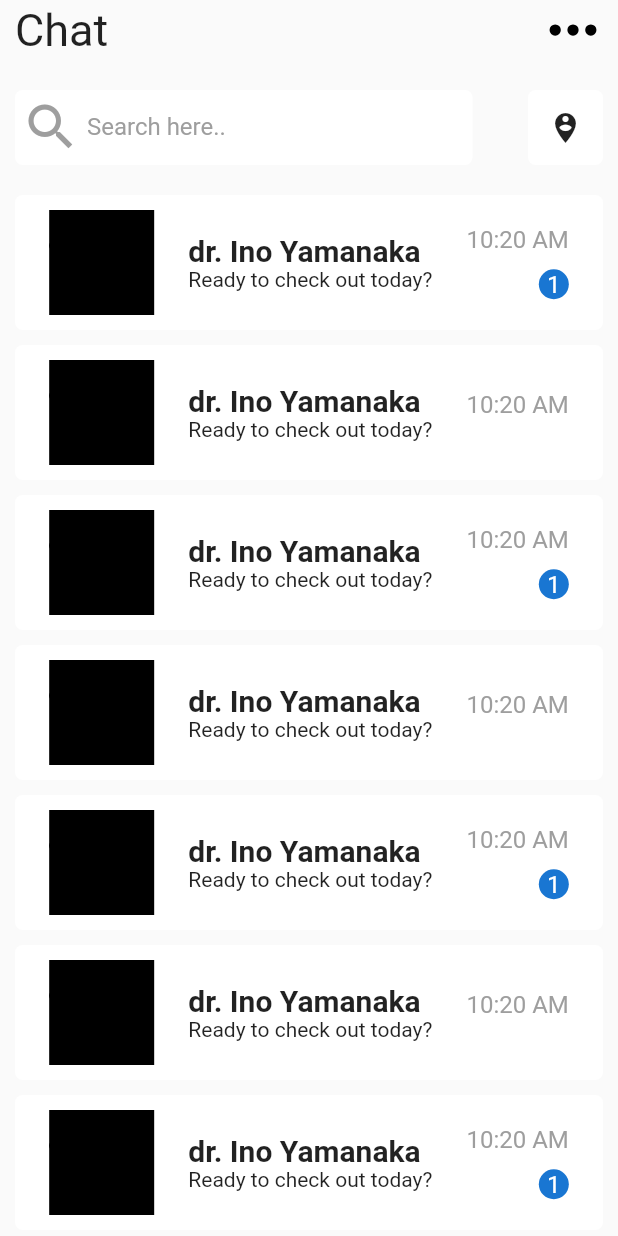
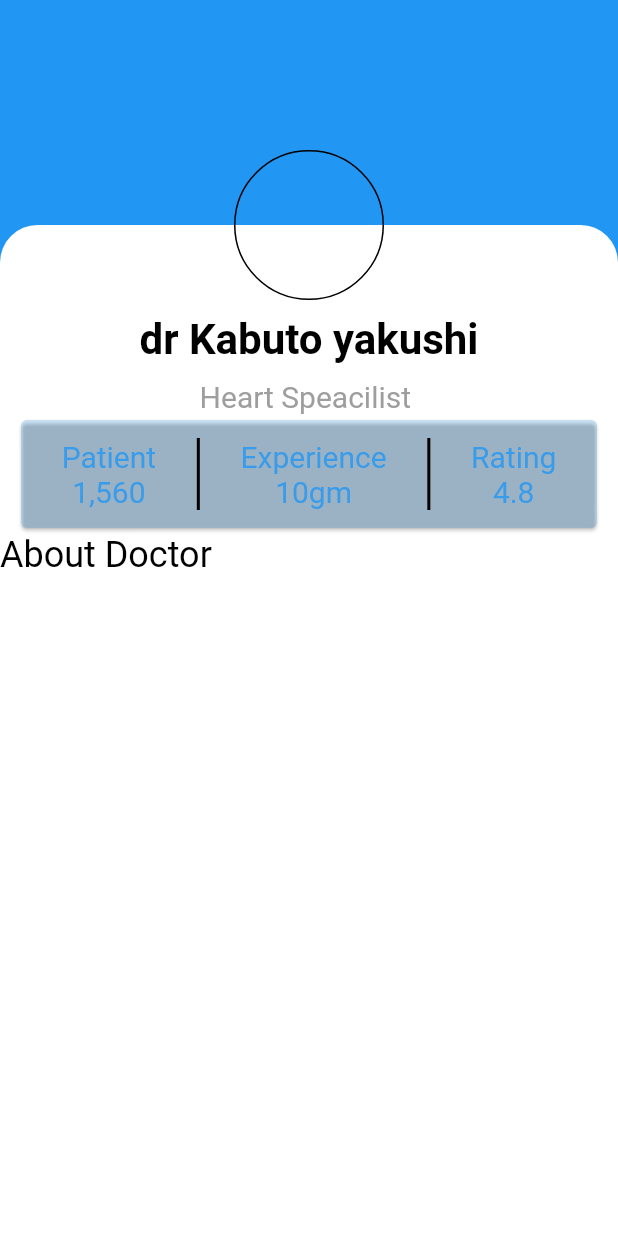
Before and after one commit to Mrlawmaker53/doctor_ui, a Flutter app: the screen it shows after launch, on a phone screen of 412 x 824 dp. Run offline on Flutter 3.47's test engine with Material 2 defaults, Android fonts, the phone set to English and light mode, and no system bars; our stand-ins replace flutter_screenutil.

Commit message:
three screen

```diff
--- a/lib/main.dart
+++ b/lib/main.dart
@@ -1,4 +1,5 @@
 import 'package:doctor_ui/const.dart';
+import 'package:doctor_ui/second.dart';
 import 'package:doctor_ui/thrid.dart';
 import 'package:flutter/material.dart';
 import 'package:flutter_screenutil/flutter_screenutil.dart';
@@ -22,7 +23,10 @@ class MyApp extends StatelessWidget {
             theme: ThemeData(
               primarySwatch: Colors.blue,
             ),
-            home: const ThreeScreen(),
+            home: SecondScreen(
+              doctorName: 'dr Kabuto yakushi',
+              post: 'Heart Speacilist ',
+            ),
           );
         });
   }
--- /dev/null
+++ b/lib/second.dart
@@ -0,0 +1,164 @@
+import 'package:flutter/material.dart';
+import 'package:flutter/src/widgets/container.dart';
+import 'package:flutter/src/widgets/framework.dart';
+
+class SecondScreen extends StatelessWidget {
+  const SecondScreen({super.key, required this.doctorName, required this.post});
+  final String doctorName;
+  final String post;
+  @override
+  Widget build(BuildContext context) {
+    return Scaffold(
+        backgroundColor: Colors.blue,
+        body: Stack(
+          children: [
+            // Container(height: 200, color: Colors.blue),
+            Positioned(
+              top: 150,
+              left: 0,
+              child: Container(
+                width: MediaQuery.of(context).size.width,
+                height: 5000,
+                decoration: BoxDecoration(
+                  borderRadius: BorderRadius.only(
+                    topRight: Radius.circular(25),
+                    topLeft: Radius.circular(25),
+                  ),
+                  color: Colors.white,
+                ),
+                child: Text(''),
+              ),
+            ),
+            Positioned(
+                top: 100,
+                left: (MediaQuery.of(context).size.width - 100) / 2,
+                child: Container(
+                  decoration: BoxDecoration(
+                      border: Border.all(color: Colors.black),
+                      borderRadius: BorderRadius.all(Radius.circular(50))),
+                  width: 100,
+                  height: 100,
+                  child: Text(''),
+                )),
+            Positioned(
+              top: 200,
+              left: 0,
+              child: Column(
+                children: [
+                  Padding(
+                    padding: EdgeInsets.symmetric(vertical: 10),
+                    child: Text(
+                      doctorName,
+                      style: TextStyle(
+                          color: Colors.black,
+                          fontSize: 28,
+                          fontWeight: FontWeight.bold),
+                    ),
+                  ),
+                  Text(post,
+                      style: TextStyle(
+                        color: Colors.grey,
+                        fontSize: 20,
+                      )),
+                  _buildRowCard(context),
+                  _buildAboutDoctor(context)
+                ],
+              ),
+            )
+          ],
+        ));
+  }
+}
+
+Widget _buildRowCard(BuildContext context) {
+  return Padding(
+    padding: const EdgeInsets.symmetric(horizontal: 10),
+    child: SizedBox(
+      width: MediaQuery.of(context).size.width - 20,
+      height: 80,
+      child: Card(
+        color: Colors.blue.withOpacity(0.2),
+        child: Row(mainAxisAlignment: MainAxisAlignment.spaceEvenly, children: [
+          Column(
+            mainAxisAlignment: MainAxisAlignment.center,
+            children: [
+              Text(
+                'Patient',
+                style: TextStyle(
+                    color: Colors.blue.withOpacity(0.8), fontSize: 20),
+              ),
+              Text(
+                '1,560',
+                style: TextStyle(
+                    color: Colors.blue.withOpacity(0.8), fontSize: 20),
+              ),
+            ],
+          ),
+          Padding(
+            padding: const EdgeInsets.symmetric(vertical: 12.0),
+            child: Container(
+              width: 2,
+              color: Colors.black,
+            ),
+          ),
+          Column(
+            mainAxisAlignment: MainAxisAlignment.center,
+            children: [
+              Text(
+                'Experience',
+                style: TextStyle(
+                    color: Colors.blue.withOpacity(0.8), fontSize: 20),
+              ),
+              Row(
+                children: [
+                  Text(
+                    '10',
+                    style: TextStyle(
+                        color: Colors.blue.withOpacity(0.8), fontSize: 20),
+                  ),
+                  Text(
+                    'gm',
+                    style: TextStyle(
+                        color: Colors.blue.withOpacity(0.8), fontSize: 20),
+                  ),
+                ],
+              ),
+            ],
+          ),
+          Padding(
+            padding: const EdgeInsets.symmetric(vertical: 12.0),
+            child: Container(
+              width: 2,
+              color: Colors.black,
+            ),
+          ),
+          Column(
+            mainAxisAlignment: MainAxisAlignment.center,
+            children: [
+              Text(
+                'Rating',
+                style: TextStyle(
+                    color: Colors.blue.withOpacity(0.8), fontSize: 20),
+              ),
+              Text(
+                '4.8',
+                style: TextStyle(
+                    color: Colors.blue.withOpacity(0.8), fontSize: 20),
+              ),
+            ],
+          ),
+        ]),
+      ),
+    ),
+  );
+}
+
+_buildAboutDoctor(BuildContext context) {
+  return Container(
+    width: MediaQuery.of(context).size.width,
+    child: Text(
+      'About Doctor',
+      style: TextStyle(color: Colors.black, fontSize: 24),
+    ),
+  );
+}
```
